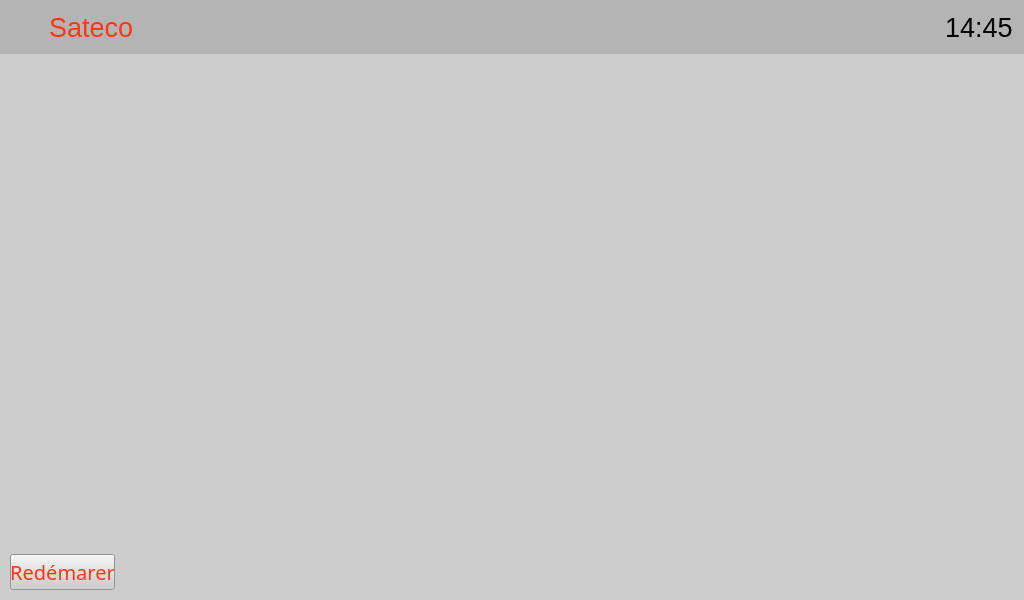
Old version of the form napiLCD/napilcddisplay.ui in the repository levanhong05/NapiEmbedded.
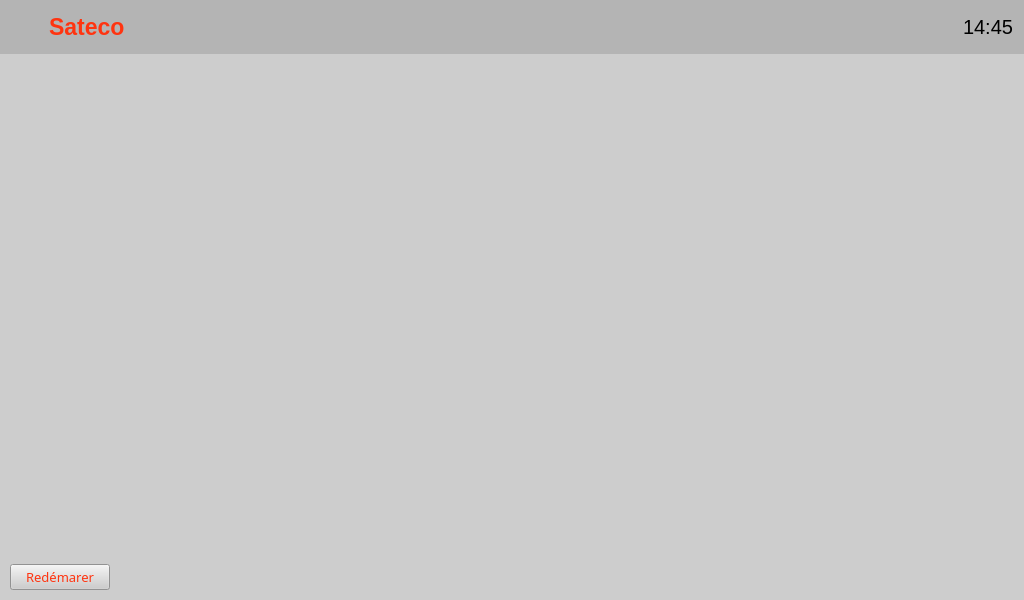
New version of the form. Icons and pictures are not drawn.

Diff of the .ui file:
```diff
--- a/napiLCD/napilcddisplay.ui
+++ b/napiLCD/napilcddisplay.ui
@@ -10,6 +10,13 @@
     <height>600</height>
    </rect>
   </property>
+  <property name="font">
+   <font>
+    <pointsize>17</pointsize>
+    <weight>75</weight>
+    <bold>true</bold>
+   </font>
+  </property>
   <property name="windowTitle">
    <string>Napi LCD Display</string>
   </property>
@@ -20,8 +27,7 @@
   <property name="styleSheet">
    <string notr="true">border-color: rgb(255, 52, 16);
 background-color: rgb(205, 205, 205);
-font-family: &quot;FixedSystem Regular&quot;,Fixedsys;
-font-size: 20pt;</string>
+font-size: 17pt;</string>
   </property>
   <widget class="QWidget" name="centralWidget">
    <layout class="QVBoxLayout" name="verticalLayout_4">
@@ -73,6 +79,13 @@
        </item>
        <item>
         <widget class="QLabel" name="lblTitle">
+         <property name="font">
+          <font>
+           <pointsize>17</pointsize>
+           <weight>75</weight>
+           <bold>true</bold>
+          </font>
+         </property>
          <property name="styleSheet">
           <string notr="true">color: rgb(255, 52, 16);</string>
          </property>
@@ -97,7 +110,7 @@
        <item>
         <widget class="QLabel" name="lblTime">
          <property name="styleSheet">
-          <string notr="true">font-size:20pt</string>
+          <string notr="true">font-size:15pt</string>
          </property>
          <property name="text">
           <string>14:45</string>
@@ -128,7 +141,7 @@
         </property>
         <property name="maximumSize">
          <size>
-          <width>105</width>
+          <width>100</width>
           <height>16777215</height>
          </size>
         </property>
@@ -180,8 +193,8 @@
              <rect>
               <x>0</x>
               <y>0</y>
-              <width>105</width>
-              <height>502</height>
+              <width>100</width>
+              <height>498</height>
              </rect>
             </property>
             <layout class="QVBoxLayout" name="verticalLayout_2">
@@ -236,11 +249,11 @@
              <property name="font">
               <font>
                <family>FixedSystem Regular,Fixedsys</family>
-               <pointsize>15</pointsize>
+               <pointsize>10</pointsize>
               </font>
              </property>
              <property name="styleSheet">
-              <string notr="true">font-size:15pt;</string>
+              <string notr="true">font-size:10pt;</string>
              </property>
              <property name="text">
               <string>Redémarer</string>
```
